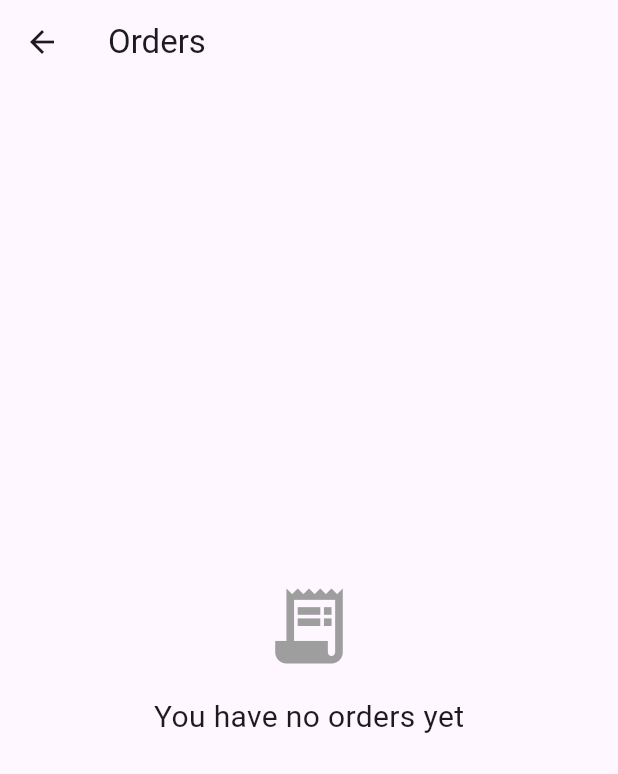
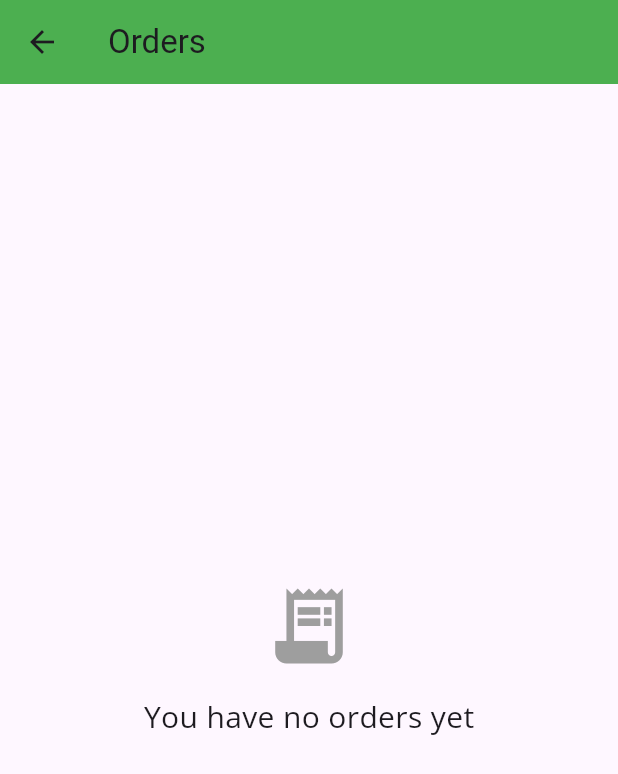
Before and after one commit to SushantshtL0L/Sneak_Fit, a Flutter app: the OrdersScreen screen opened directly, on a phone screen of 412 x 824 dp. Shown: the top 774 px of the screen. Run offline on Flutter 3.47's test engine with Material 3 defaults, Android fonts, the phone set to English and light mode, and no system bars.

Commit message:
Sprint 2: update orders screen

```diff
--- a/lib/screens/orders_screen.dart
+++ b/lib/screens/orders_screen.dart
@@ -6,14 +6,24 @@ class OrdersScreen extends StatelessWidget {
   @override
   Widget build(BuildContext context) {
     return Scaffold(
-      appBar: AppBar(title: const Text("Orders")),
+      appBar: AppBar(
+        title: const Text("Orders"),
+        backgroundColor: Colors.green,
+      ),
       body: Center(
         child: Column(
           mainAxisAlignment: MainAxisAlignment.center,
           children: const [
             Icon(Icons.receipt_long, size: 60, color: Colors.grey),
             SizedBox(height: 16),
-            Text("You have no orders yet", style: TextStyle(fontSize: 20)),
+            Text(
+              "You have no orders yet",
+              style: TextStyle(
+                fontFamily: 'OpenSans',
+                fontWeight: FontWeight.w400,
+                fontSize: 20,
+              ),
+            ),
           ],
         ),
       ),
```
